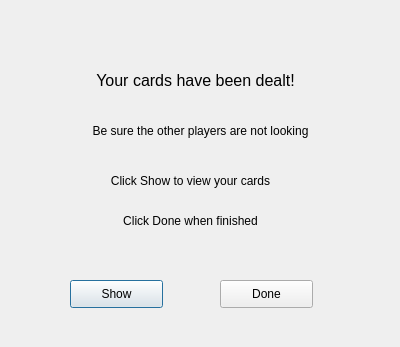
Qt form view/cardsdealt.ui (jaydeelew/poker_game_gui) before a commit.
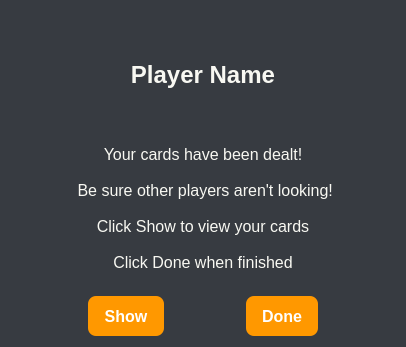
The same form after that commit.

Commit message: new colors, fonts, button shapes

Patch:
```diff
--- a/view/cardsdealt.ui
+++ b/view/cardsdealt.ui
@@ -6,144 +6,152 @@
    <rect>
     <x>0</x>
     <y>0</y>
-    <width>400</width>
+    <width>406</width>
     <height>347</height>
    </rect>
   </property>
+  <property name="font">
+   <font>
+    <family>Segoe UI</family>
+    <pointsize>12</pointsize>
+   </font>
+  </property>
   <property name="windowTitle">
    <string>Dialog</string>
   </property>
-  <widget class="QLabel" name="label">
-   <property name="geometry">
-    <rect>
-     <x>60</x>
-     <y>70</y>
-     <width>271</width>
-     <height>21</height>
-    </rect>
-   </property>
-   <property name="font">
-    <font>
-     <pointsize>12</pointsize>
-    </font>
-   </property>
-   <property name="text">
-    <string>Your cards have been dealt!</string>
-   </property>
-   <property name="alignment">
-    <set>Qt::AlignmentFlag::AlignCenter</set>
-   </property>
-  </widget>
-  <widget class="QLabel" name="label_3">
-   <property name="geometry">
-    <rect>
-     <x>30</x>
-     <y>170</y>
-     <width>321</width>
-     <height>21</height>
-    </rect>
-   </property>
-   <property name="font">
-    <font>
-     <pointsize>9</pointsize>
-    </font>
-   </property>
-   <property name="text">
-    <string>Click Show to view your cards</string>
-   </property>
-   <property name="alignment">
-    <set>Qt::AlignmentFlag::AlignCenter</set>
-   </property>
-  </widget>
-  <widget class="QLabel" name="label_4">
-   <property name="geometry">
-    <rect>
-     <x>40</x>
-     <y>120</y>
-     <width>321</width>
-     <height>21</height>
-    </rect>
-   </property>
-   <property name="font">
-    <font>
-     <pointsize>9</pointsize>
-    </font>
-   </property>
-   <property name="text">
-    <string>Be sure the other players are not looking</string>
-   </property>
-   <property name="alignment">
-    <set>Qt::AlignmentFlag::AlignCenter</set>
-   </property>
-  </widget>
-  <widget class="QLabel" name="labelPlayer">
-   <property name="geometry">
-    <rect>
-     <x>70</x>
-     <y>10</y>
-     <width>251</width>
-     <height>41</height>
-    </rect>
-   </property>
-   <property name="font">
-    <font>
-     <pointsize>16</pointsize>
-    </font>
-   </property>
-   <property name="text">
-    <string/>
-   </property>
-   <property name="alignment">
-    <set>Qt::AlignmentFlag::AlignCenter</set>
-   </property>
-  </widget>
-  <widget class="QPushButton" name="pushButtonShowCards">
-   <property name="geometry">
-    <rect>
-     <x>70</x>
-     <y>280</y>
-     <width>93</width>
-     <height>28</height>
-    </rect>
-   </property>
-   <property name="text">
-    <string>Show</string>
-   </property>
-  </widget>
-  <widget class="QPushButton" name="pushButtonDone">
-   <property name="geometry">
-    <rect>
-     <x>220</x>
-     <y>280</y>
-     <width>93</width>
-     <height>28</height>
-    </rect>
-   </property>
-   <property name="text">
-    <string>Done</string>
-   </property>
-  </widget>
-  <widget class="QLabel" name="label_5">
-   <property name="geometry">
-    <rect>
-     <x>30</x>
-     <y>210</y>
-     <width>321</width>
-     <height>21</height>
-    </rect>
-   </property>
-   <property name="font">
-    <font>
-     <pointsize>9</pointsize>
-    </font>
-   </property>
-   <property name="text">
-    <string>Click Done when finished</string>
-   </property>
-   <property name="alignment">
-    <set>Qt::AlignmentFlag::AlignCenter</set>
-   </property>
-  </widget>
+  <property name="styleSheet">
+   <string notr="true">QDialog, QWidget {
+    background-color: rgb(55, 59, 65);
+    color: #f8f8f2;
+    font-family: 'Segoe UI', 'Roboto', Arial, sans-serif;
+    font-size: 12pt;
+}
+QPushButton {
+    background-color: #FF9800;
+    color: white;
+    border: none;
+    border-radius: 8px;
+    padding: 8px 16px;
+    font-weight: bold;
+    min-height: 24px;
+}
+QPushButton:hover {
+    background-color: #F57C00;
+}
+QPushButton:pressed {
+    background-color: rgb(158, 80, 3);
+}
+QLabel#labelPlayer {
+    font-size: 18pt;
+    font-weight: 600;
+}
+QLabel#Instruction {
+    color: #bfc7d5;
+    font-size: 12pt;
+    font-weight: 500;
+}
+</string>
+  </property>
+  <layout class="QVBoxLayout" name="verticalLayout">
+   <item>
+    <widget class="QLabel" name="labelPlayer">
+     <property name="font">
+      <font>
+       <family>Segoe UI</family>
+       <pointsize>16</pointsize>
+       <fontweight>DemiBold</fontweight>
+      </font>
+     </property>
+     <property name="text">
+      <string>Player Name</string>
+     </property>
+     <property name="alignment">
+      <set>Qt::AlignmentFlag::AlignCenter</set>
+     </property>
+    </widget>
+   </item>
+   <item>
+    <widget class="QLabel" name="label">
+     <property name="font">
+      <font>
+       <family>Segoe UI</family>
+       <pointsize>12</pointsize>
+       <fontweight>Medium</fontweight>
+      </font>
+     </property>
+     <property name="text">
+      <string>Your cards have been dealt!
+
+ Be sure other players aren't looking!
+
+Click Show to view your cards
+
+Click Done when finished
+</string>
+     </property>
+     <property name="alignment">
+      <set>Qt::AlignmentFlag::AlignCenter</set>
+     </property>
+    </widget>
+   </item>
+   <item>
+    <layout class="QHBoxLayout" name="horizontalLayout">
+     <item>
+      <spacer name="horizontalSpacer_2">
+       <property name="orientation">
+        <enum>Qt::Orientation::Horizontal</enum>
+       </property>
+       <property name="sizeHint" stdset="0">
+        <size>
+         <width>40</width>
+         <height>20</height>
+        </size>
+       </property>
+      </spacer>
+     </item>
+     <item>
+      <widget class="QPushButton" name="pushButtonShowCards">
+       <property name="text">
+        <string>Show</string>
+       </property>
+      </widget>
+     </item>
+     <item>
+      <spacer name="horizontalSpacer">
+       <property name="orientation">
+        <enum>Qt::Orientation::Horizontal</enum>
+       </property>
+       <property name="sizeHint" stdset="0">
+        <size>
+         <width>40</width>
+         <height>20</height>
+        </size>
+       </property>
+      </spacer>
+     </item>
+     <item>
+      <widget class="QPushButton" name="pushButtonDone">
+       <property name="text">
+        <string>Done</string>
+       </property>
+      </widget>
+     </item>
+     <item>
+      <spacer name="horizontalSpacer_3">
+       <property name="orientation">
+        <enum>Qt::Orientation::Horizontal</enum>
+       </property>
+       <property name="sizeHint" stdset="0">
+        <size>
+         <width>40</width>
+         <height>20</height>
+        </size>
+       </property>
+      </spacer>
+     </item>
+    </layout>
+   </item>
+  </layout>
  </widget>
  <resources/>
  <connections/>
```
The commit also changes 7 other files.
